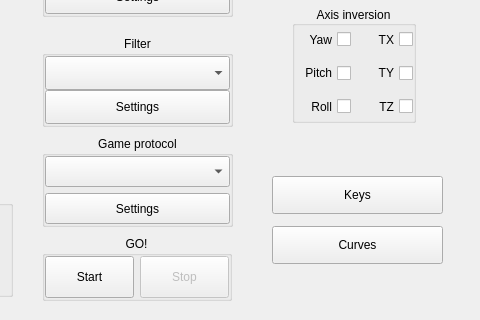
First picture: the form in facetracknoir/facetracknoir.ui, repository opentrack/opentrack, before the edit; both pictures show x 308 to 788 and y 234 to 554 of the 788 by 554 pixel window.
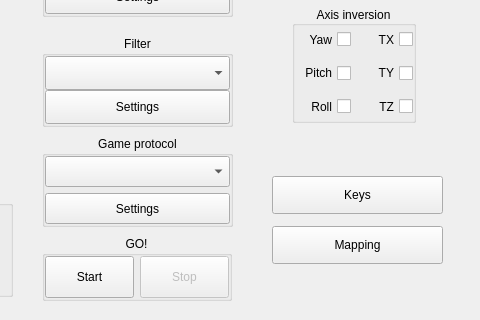
Second picture: the form after the edit. Icons and pictures are not drawn. Custom widgets are drawn as their Qt base class.

Commit message: rename "curves" to "mapping"

The edit to the form file:
```diff
--- a/facetracknoir/facetracknoir.ui
+++ b/facetracknoir/facetracknoir.ui
@@ -670,7 +670,7 @@
      <string notr="true">background:none;</string>
     </property>
     <property name="text">
-     <string>Curves</string>
+     <string>Mapping</string>
     </property>
     <property name="icon">
      <iconset resource="main-facetracknoir.qrc">
```
Left out of the diff: 55 changed lines with no effect on the pictures.
